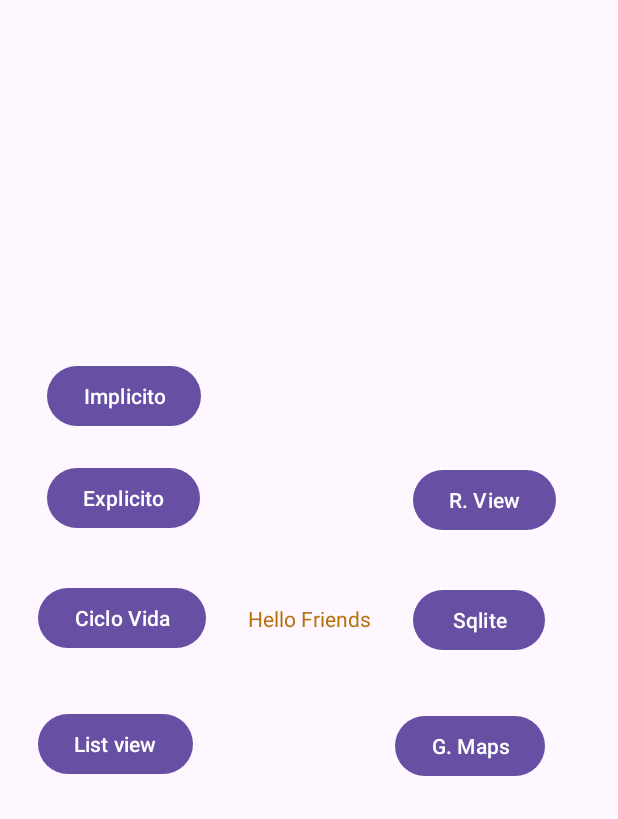
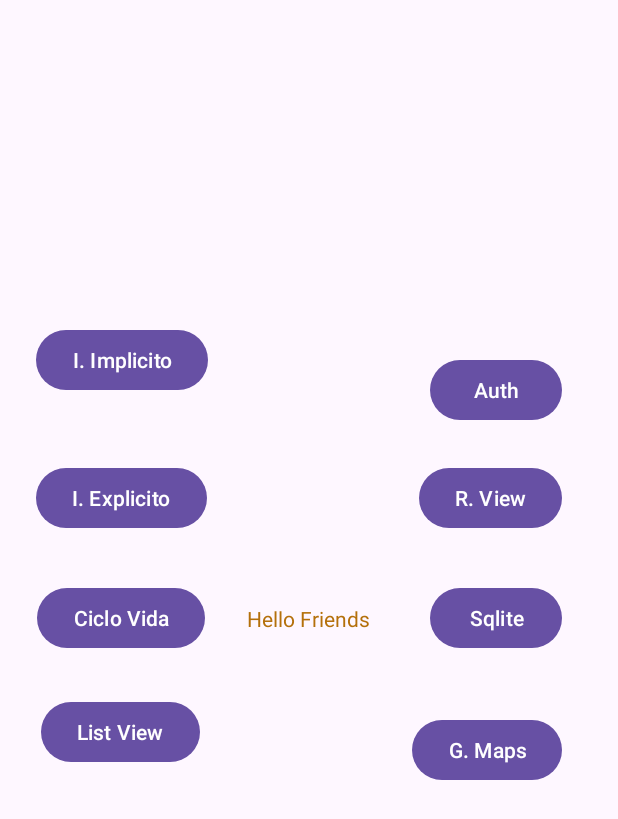
Before and after one commit to MOV-2024-B-SW-GR1/mov-sw-gr1-tuquerrez-flores-atik-amilcar, an Android app: the screen it shows after launch (MainActivity), on a phone screen of 412 x 824 dp. Shown: the top 819 px of the screen. Run offline under Robolectric (Android 15) with nearby library versions, the light colour scheme and no system bars; 3 statements that could not run were skipped.

Commit message:
Clase 19

```diff
--- a/01-Andrioid/app/build.gradle.kts
+++ b/01-Andrioid/app/build.gradle.kts
@@ -43,12 +43,14 @@ android {
 
 dependencies {
 
+    implementation(libs.firebase.ui.auth)
     implementation(libs.androidx.core.ktx)
     implementation(libs.androidx.appcompat)
     implementation(libs.material)
     implementation(libs.androidx.activity)
     implementation(libs.androidx.constraintlayout)
     implementation(libs.play.services.maps)
+    implementation(libs.firebase.auth)
     testImplementation(libs.junit)
     androidTestImplementation(libs.androidx.junit)
     androidTestImplementation(libs.androidx.espresso.core)
--- a/01-Andrioid/app/src/main/java/com/example/sw2024bgr1_aatf/MainActivity.kt
+++ b/01-Andrioid/app/src/main/java/com/example/sw2024bgr1_aatf/MainActivity.kt
@@ -129,6 +129,12 @@ class MainActivity : AppCompatActivity() {
                 irActividad(GGoogleMaps::class.java)
             }
 
+        val bontonAuth = findViewById<Button>(R.id.btn_intent_firebase_ui)
+        bontonAuth
+            .setOnClickListener {
+                irActividad(HFirebaseUiAuth::class.java)
+            }
+
     }
     fun irActividad(clase:Class<*>){
         startActivity(Intent(this, clase))
--- a/01-Andrioid/app/src/main/res/layout/activity_main.xml
+++ b/01-Andrioid/app/src/main/res/layout/activity_main.xml
@@ -2,7 +2,7 @@
 <androidx.constraintlayout.widget.ConstraintLayout xmlns:android="http://schemas.android.com/apk/res/android"
     xmlns:app="http://schemas.android.com/apk/res-auto"
     xmlns:tools="http://schemas.android.com/tools"
-    android:id="@+id/main_ciclo_vida"
+    android:id="@+id/cl_ciclo_vida"
     android:layout_width="match_parent"
     android:layout_height="match_parent"
     tools:context=".MainActivity">
@@ -15,11 +15,12 @@
         android:textColor="@color/saludo_color"
         app:layout_constraintBottom_toBottomOf="parent"
         app:layout_constraintEnd_toEndOf="parent"
+        app:layout_constraintHorizontal_bias="0.498"
         app:layout_constraintStart_toStartOf="parent"
         app:layout_constraintTop_toTopOf="parent" />
 
     <Button
-        android:id="@+id/cl_ciclo_vida"
+        android:id="@+id/btn_ciclo_vida"
         android:layout_width="wrap_content"
         android:layout_height="wrap_content"
         android:layout_marginEnd="28dp"
@@ -33,30 +34,30 @@
         android:id="@+id/btn_ir_list_view"
         android:layout_width="wrap_content"
         android:layout_height="wrap_content"
-        android:layout_marginTop="36dp"
-        android:text="List view"
-        app:layout_constraintEnd_toEndOf="@+id/cl_ciclo_vida"
-        app:layout_constraintHorizontal_bias="0.0"
-        app:layout_constraintStart_toStartOf="@+id/cl_ciclo_vida"
-        app:layout_constraintTop_toBottomOf="@+id/cl_ciclo_vida" />
+        android:layout_marginTop="28dp"
+        android:text="List View"
+        app:layout_constraintEnd_toEndOf="@+id/btn_ciclo_vida"
+        app:layout_constraintHorizontal_bias="0.428"
+        app:layout_constraintStart_toStartOf="@+id/btn_ciclo_vida"
+        app:layout_constraintTop_toBottomOf="@+id/btn_ciclo_vida" />
 
     <Button
         android:id="@+id/btn_ir_intent_explicito"
         android:layout_width="wrap_content"
         android:layout_height="wrap_content"
         android:layout_marginBottom="32dp"
-        android:text="Explicito"
-        app:layout_constraintBottom_toTopOf="@+id/cl_ciclo_vida"
-        app:layout_constraintEnd_toEndOf="@+id/cl_ciclo_vida"
-        app:layout_constraintHorizontal_bias="0.619"
-        app:layout_constraintStart_toStartOf="@+id/cl_ciclo_vida" />
+        android:text="I. Explicito"
+        app:layout_constraintBottom_toTopOf="@+id/btn_ciclo_vida"
+        app:layout_constraintEnd_toEndOf="@+id/btn_ciclo_vida"
+        app:layout_constraintHorizontal_bias="0.523"
+        app:layout_constraintStart_toStartOf="@+id/btn_ciclo_vida" />
 
     <Button
         android:id="@+id/btn_ir_intent_implicito"
         android:layout_width="wrap_content"
         android:layout_height="wrap_content"
-        android:layout_marginBottom="20dp"
-        android:text="Implicito"
+        android:layout_marginBottom="44dp"
+        android:text="I. Implicito"
         app:layout_constraintBottom_toTopOf="@+id/btn_ir_intent_explicito"
         app:layout_constraintEnd_toEndOf="@+id/btn_ir_intent_explicito"
         app:layout_constraintHorizontal_bias="0.0"
@@ -66,12 +67,12 @@
         android:id="@+id/btn_sqlite"
         android:layout_width="wrap_content"
         android:layout_height="wrap_content"
-        android:layout_marginStart="28dp"
+        android:layout_marginStart="40dp"
         android:text="Sqlite"
         app:layout_constraintBottom_toBottomOf="@+id/textView"
         app:layout_constraintStart_toEndOf="@+id/textView"
         app:layout_constraintTop_toTopOf="@+id/textView"
-        app:layout_constraintVertical_bias="0.482" />
+        app:layout_constraintVertical_bias="0.517" />
 
     <Button
         android:id="@+id/btn_recycler_view"
@@ -81,18 +82,29 @@
         android:text="R. View"
         app:layout_constraintBottom_toTopOf="@+id/btn_sqlite"
         app:layout_constraintEnd_toEndOf="@+id/btn_sqlite"
-        app:layout_constraintHorizontal_bias="0.0"
+        app:layout_constraintHorizontal_bias="1.0"
         app:layout_constraintStart_toStartOf="@+id/btn_sqlite" />
 
     <Button
         android:id="@+id/btn_google_maps"
         android:layout_width="wrap_content"
         android:layout_height="wrap_content"
-        android:layout_marginTop="36dp"
+        android:layout_marginTop="40dp"
         android:text="G. Maps"
         app:layout_constraintEnd_toEndOf="@+id/btn_sqlite"
         app:layout_constraintHorizontal_bias="1.0"
         app:layout_constraintStart_toStartOf="@+id/btn_sqlite"
         app:layout_constraintTop_toBottomOf="@+id/btn_sqlite" />
 
+    <Button
+        android:id="@+id/btn_intent_firebase_ui"
+        android:layout_width="wrap_content"
+        android:layout_height="wrap_content"
+        android:layout_marginBottom="24dp"
+        android:text="Auth"
+        app:layout_constraintBottom_toTopOf="@+id/btn_recycler_view"
+        app:layout_constraintEnd_toEndOf="@+id/btn_recycler_view"
+        app:layout_constraintHorizontal_bias="1.0"
+        app:layout_constraintStart_toStartOf="@+id/btn_recycler_view" />
+
 </androidx.constraintlayout.widget.ConstraintLayout>
--- a/01-Andrioid/gradle/libs.versions.toml
+++ b/01-Andrioid/gradle/libs.versions.toml
@@ -13,6 +13,8 @@ googleFirebaseAppdistribution = "5.0.0"
 googleGmsGoogleServices = "4.4.2"
 googleAndroidLibrariesMapsplatformSecretsGradlePlugin = "2.0.1"
 playServicesMaps = "18.1.0"
+firebaseAuth = "23.1.0"
+firebaseUiAuth = "7.2.0"
 
 [libraries]
 androidx-core-ktx = { group = "androidx.core", name = "core-ktx", version.ref = "coreKtx" }
@@ -24,6 +26,8 @@ material = { group = "com.google.android.material", name = "material", version.r
 androidx-activity = { group = "androidx.activity", name = "activity", version.ref = "activity" }
 androidx-constraintlayout = { group = "androidx.constraintlayout", name = "constraintlayout", version.ref = "constraintlayout" }
 play-services-maps = { group = "com.google.android.gms", name = "play-services-maps", version.ref = "playServicesMaps" }
+firebase-auth = { group = "com.google.firebase", name = "firebase-auth", version.ref = "firebaseAuth" }
+firebase-ui-auth = {group = "com.firebaseui", name = "firebase-ui-auth", version.ref = "firebaseUiAuth"}
 
 [plugins]
 android-application = { id = "com.android.application", version.ref = "agp" }
```
Also changed, not shown: 01-Andrioid/app/src/main/AndroidManifest.xml (+5 -2 lines), 01-Andrioid/app/src/main/java/com/example/sw2024bgr1_aatf/HFirebaseUiAuth.kt (added, +20 -0 lines), 01-Andrioid/app/src/main/res/layout/activity_hfirebase_ui_auth.xml (added, +42 -0 lines).
